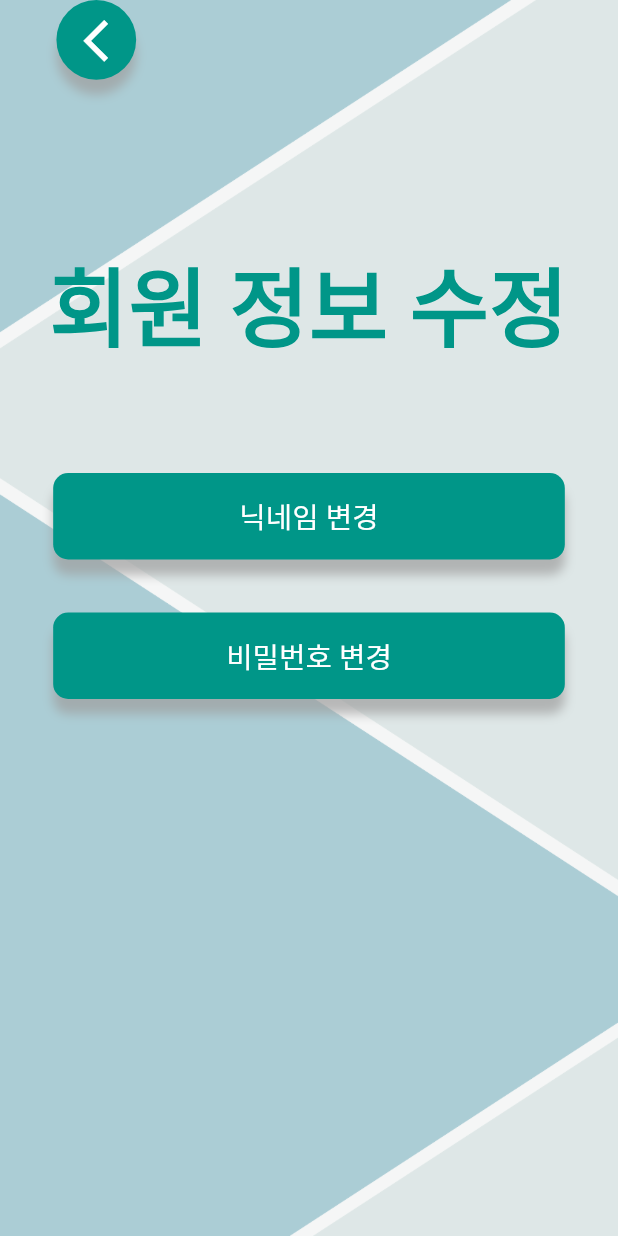
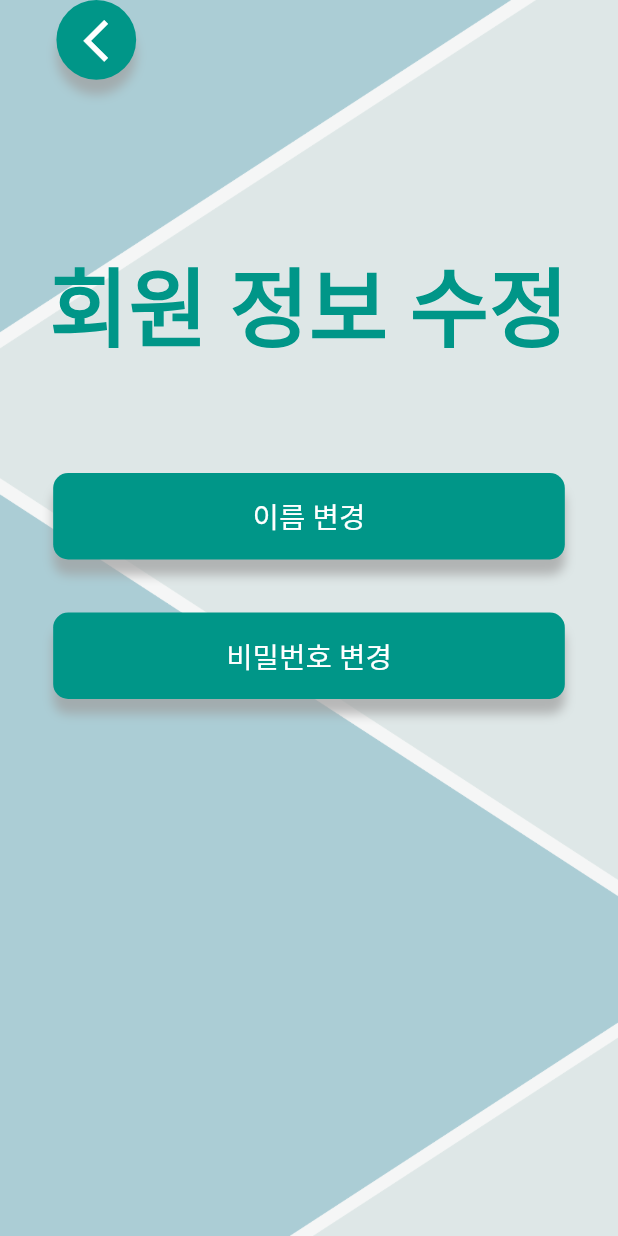
Before and after one commit to Pushedsu/PetCare-App, a Flutter app: the MemberEditPage screen opened by its route, on a phone screen of 412 x 824 dp. Run offline on Flutter 3.47's test engine with Material 2 defaults, Android fonts, the phone set to English and light mode, and no system bars; our stand-ins replace flutter_screenutil, flutter_secure_storage, jwt_decoder, shared_preferences, table_calendar; accounts and stored records are empty.

Commit message:
명칭 오류 수정

```diff
--- a/lib/pages/Profile/member_edit_page.dart
+++ b/lib/pages/Profile/member_edit_page.dart
@@ -1,9 +1,7 @@
 import 'package:flutter/cupertino.dart';
 import 'package:flutter/material.dart';
 import 'package:flutter_screenutil/flutter_screenutil.dart';
-import 'package:flutter_secure_storage/flutter_secure_storage.dart';
 
-import '../../widgets/text_field.dart';
 
 class MemberEditPage extends StatelessWidget {
 
@@ -83,7 +81,7 @@ class MemberEditPage extends StatelessWidget {
                       width: 400.w,
                       child: Center(
                         child: Text(
-                          '닉네임 변경',
+                          '이름 변경',
                           style: TextStyle(
                             color: Colors.white,
                             fontSize: 20.sp,
```
